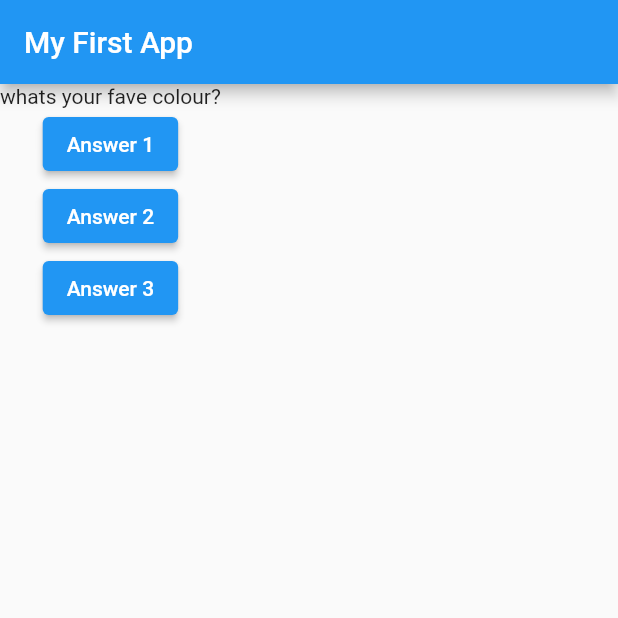
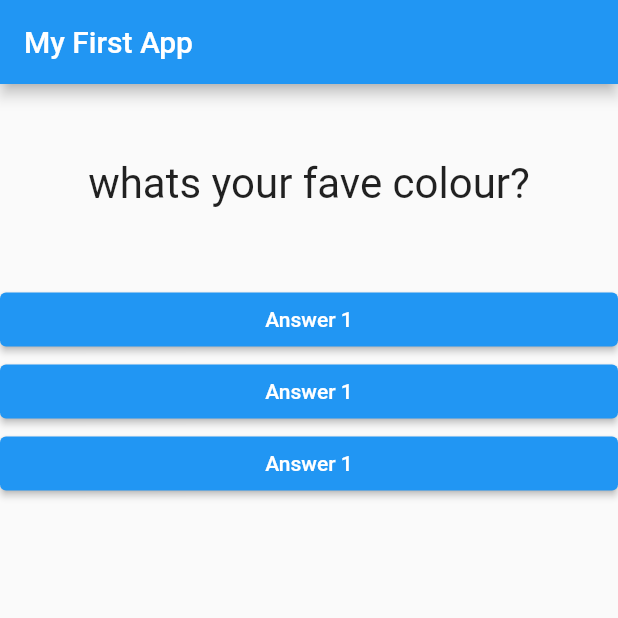
Before and after one commit to JunZhao20/Learning_Dart_Flutter-QUIZ_APP, a Flutter app: the screen it shows after launch, on a phone screen of 412 x 824 dp, the top half of it. Run offline on Flutter 3.47's test engine with Material 2 defaults, Android fonts, the phone set to English and light mode, and no system bars.

Commit message:
Made the answer.dart to a button widget and implemented it into main.dart

```diff
--- a/lib/answer.dart
+++ b/lib/answer.dart
@@ -0,0 +1,25 @@
+import 'package:flutter/material.dart';
+
+class Answer extends StatelessWidget {
+  // needs to be a function so the because in main.dart it needs
+  // a function to be passed through
+  final Function selectHandler;
+
+  Answer(this.selectHandler);
+
+  @override
+  Widget build(BuildContext context) {
+    return Container(
+      width: double.infinity,
+      child: ElevatedButton(
+        // triggers function when pressed
+        onPressed: selectHandler,
+        child: const Text(
+          'Answer 1',
+          // change colour of text to white
+          style: TextStyle(color: Colors.white),
+        ),
+      ),
+    );
+  }
+}
--- a/lib/main.dart
+++ b/lib/main.dart
@@ -1,4 +1,8 @@
 import 'package:flutter/material.dart';
+
+import './question.dart';
+
+import './answer.dart';
 
 void main() {
   runApp(MyApp());
@@ -16,6 +20,7 @@ class _MyAppState extends State<MyApp> {
   var _questionIndex = 0;
 
   void _answerQuestion() {
+    // allows the change to be shown in app.
     setState(() {
       _questionIndex = _questionIndex + 1;
     });
@@ -25,6 +30,7 @@ class _MyAppState extends State<MyApp> {
 
   var questions = ['whats your fave colour?', 'what is your fave animal?'];
   @override
+  //defines the main widget pages by returning the widget tree
   Widget build(BuildContext context) {
     return MaterialApp(
       home: Scaffold(
@@ -33,19 +39,12 @@ class _MyAppState extends State<MyApp> {
         ),
         body: Column(
           children: [
-            Text(questions[_questionIndex]),
-            ElevatedButton(
-              onPressed: _answerQuestion,
-              child: const Text('Answer 1'),
-            ),
-            ElevatedButton(
-              onPressed: _answerQuestion,
-              child: const Text('Answer 2'),
-            ),
-            ElevatedButton(
-              onPressed: _answerQuestion,
-              child: const Text('Answer 3'),
-            ),
+            Question(questions[_questionIndex]),
+            //Question
+            //passing a function into a widget (callback)
+            Answer(_answerQuestion),
+            Answer(_answerQuestion),
+            Answer(_answerQuestion),
           ],
         ),
       ),
```
